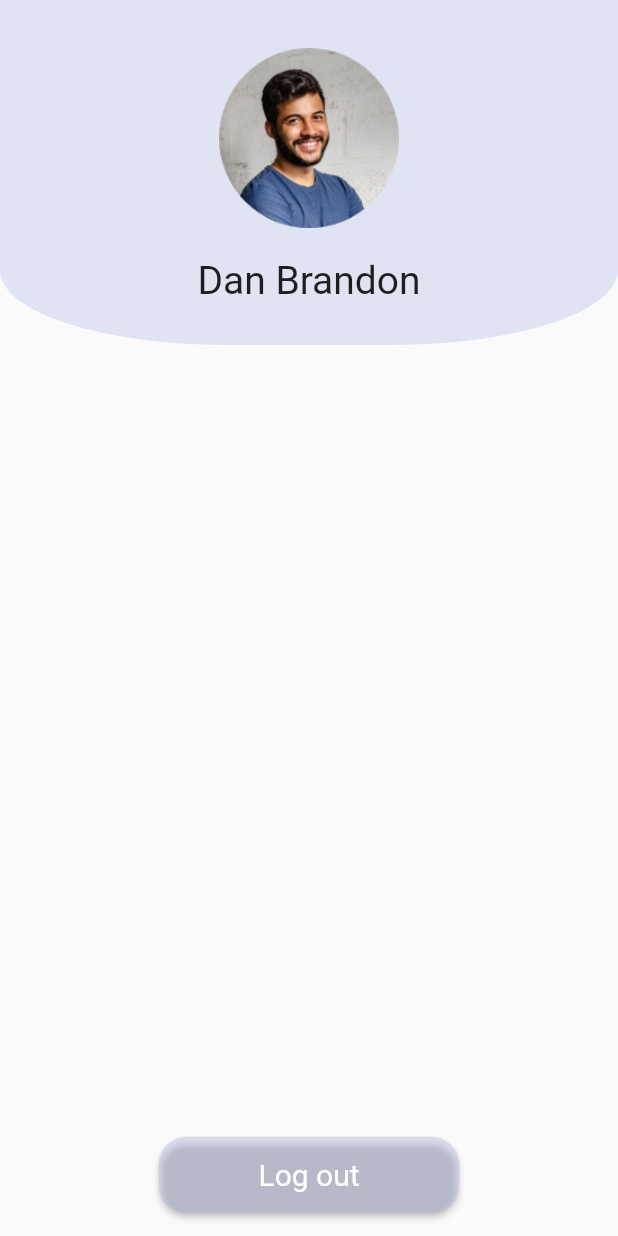
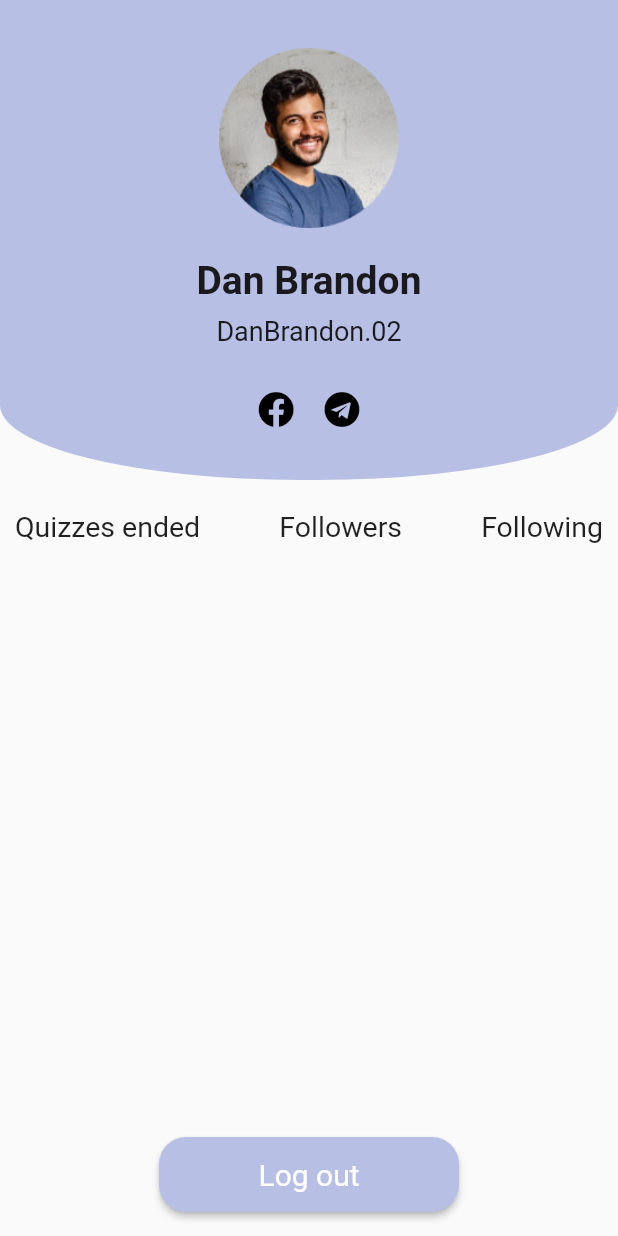
Before and after one commit to Majestr32/unrelatedapp, a Flutter app: the ProfilePage screen opened by its route, on a phone screen of 412 x 824 dp. Run offline on Flutter 3.47's test engine with Material 2 defaults, Android fonts, the phone set to English and light mode, and no system bars; our stand-ins replace flutter_feather_icons, font_awesome_flutter.

Commit message:
Updated quizzes routing

```diff
--- a/lib/route_generator.dart
+++ b/lib/route_generator.dart
@@ -5,6 +5,7 @@ import 'package:unrelatedapp/screens/home.dart';
 import 'package:unrelatedapp/screens/profile.dart';
 import 'package:unrelatedapp/screens/quiz_details.dart';
 import 'package:unrelatedapp/screens/slidable_quiz_screen.dart';
+import 'package:unrelatedapp/screens/quiz_result.dart';
 
 import 'models/quiz.dart';
 
@@ -28,6 +29,8 @@ class RouteGenerator {
         }
       case '/slidable_quiz':
         return MaterialPageRoute(builder: (_) => SlidableQuizScreen());
+      case '/quiz_result':
+        return MaterialPageRoute(builder: (_) => QuizResultScreen());
       default:
         return _errorRoute();
     }
--- a/lib/screens/profile.dart
+++ b/lib/screens/profile.dart
@@ -1,5 +1,5 @@
 import 'package:flutter/material.dart';
-
+import 'package:font_awesome_flutter/font_awesome_flutter.dart';
 class ProfilePage extends StatefulWidget {
   const ProfilePage({Key? key}) : super(key: key);
 
@@ -11,16 +11,29 @@ class _ProfilePageState extends State<ProfilePage> {
   @override
   Widget build(BuildContext context) {
     return Scaffold(
-        body: Stack(
+        body: Column(
           children: [
-            Align(
+            _firstWidget(),
+            SizedBox(height: 20,),
+            _secondWidget(),
+            Spacer(),
+            _thirdWidget(),
+
+
+          ],
+        )
+    );
+  }
+
+  Widget _firstWidget() {
+    return Align(
       alignment: Alignment.topCenter,
       child: Container(
         width: MediaQuery.of(context).size.width,
-                height: 230,
+        height: 320,
         decoration: BoxDecoration(
-                    color: Color.fromARGB(100, 184, 191, 228),
-                  borderRadius: BorderRadius.vertical(bottom: Radius.elliptical(150,50))
+            color: Color(0xffB8BFE4),
+            borderRadius: BorderRadius.vertical(bottom: Radius.elliptical(200,50))
         ),
         child: Column(
           children: [
@@ -35,13 +48,44 @@ class _ProfilePageState extends State<ProfilePage> {
             SizedBox(height: 20),
             Text("Dan Brandon",
               style: TextStyle(
-                      fontSize: 26
-                    ),)
+                  fontSize: 26, fontWeight: FontWeight.bold
+              ),),
+            SizedBox(height: 8,),
+            Text("DanBrandon.02", style: TextStyle(fontSize: 18),),
+            SizedBox(height: 30,),
+            Row(
+              mainAxisAlignment: MainAxisAlignment.center,
+              children: [
+                Icon(FontAwesomeIcons.facebook, color: Color(0xff000000),),
+                SizedBox(width: 20,),
+                Icon(FontAwesomeIcons.telegram, color: Color(0xff000000),),
+              ],
+            ),
+
           ],
         ),
       ),
+    );
+  }
+
+  Widget _secondWidget() {
+    return Padding(
+      padding: const EdgeInsets.symmetric(horizontal: 10),
+      child: Row(
+        mainAxisAlignment: MainAxisAlignment.spaceBetween,
+        children: [
+          Text("Quizzes ended", style: TextStyle(fontSize: 19),),
+          Text("Followers", style: TextStyle(fontSize: 19),),
+          Text("Following", style: TextStyle(fontSize: 19),)
+        ],
+
+
       ),
-            Align(
+    );
+  }
+
+  Widget _thirdWidget() {
+    return Align(
       alignment: Alignment.bottomCenter,
       child: Container(
         margin: EdgeInsets.only(bottom: 16),
@@ -49,7 +93,7 @@ class _ProfilePageState extends State<ProfilePage> {
           onPressed: () {  },
           style: ElevatedButton.styleFrom(
               fixedSize: Size(200,50),
-                    primary: Color.fromARGB(100, 184, 191, 228),
+              primary: Color(0xffB8BFE4),
               shape: RoundedRectangleBorder(
                   borderRadius: BorderRadius.circular(18)
               )
@@ -61,10 +105,6 @@ class _ProfilePageState extends State<ProfilePage> {
             ),),
         ),
       ),
-            )
-          ],
-        )
     );
   }
-
 }
--- a/lib/screens/quiz_result.dart
+++ b/lib/screens/quiz_result.dart
@@ -91,7 +91,9 @@ class _QuizResultScreenState extends State<QuizResultScreen> {
 
   Widget _buttonWidget(){
     return Container(
-      child: ElevatedButton(onPressed: (){}, child: Text("Okay", style: TextStyle(fontSize: 25, fontWeight: FontWeight.normal),), style: ElevatedButton.styleFrom(primary: Color(0xFFFBBF48), shape: RoundedRectangleBorder(borderRadius: BorderRadius.circular(12.0) ), minimumSize: Size(260,50))),
+      child: ElevatedButton(onPressed: (){
+        Navigator.of(context).pushNamed('/');
+      }, child: Text("Okay", style: TextStyle(fontSize: 25, fontWeight: FontWeight.normal),), style: ElevatedButton.styleFrom(primary: Color(0xFFFBBF48), shape: RoundedRectangleBorder(borderRadius: BorderRadius.circular(12.0) ), minimumSize: Size(260,50))),
     );
   }
 }
--- a/lib/screens/slidable_quiz_screen.dart
+++ b/lib/screens/slidable_quiz_screen.dart
@@ -210,7 +210,9 @@ class _SlidableQuizScreenState extends State<SlidableQuizScreen> {
     return ElevatedButton(
       onPressed: () {
         if(_currentQuestionIndex + 1 >= quiz.questions!.length) {
+          Navigator.of(context).pushNamed('/quiz_result');
           return;
+
         }
 
         setState(() {
```
Lines whose indentation alone changed are shown as unchanged.
